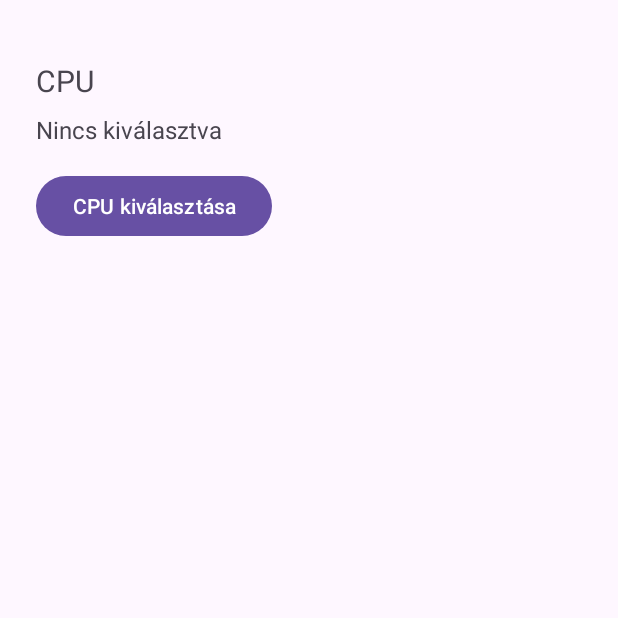
After one commit to Oti2999/MobilAndroid, an Android app: the SetupActivity screen opened directly, with no data from a screen before it, on a phone screen of 412 x 824 dp, the top half of it. The commit adds this screen. Run offline under Robolectric (Android 15) with nearby library versions, the phone set to English and light mode, and no system bars.

Commit message:
Setupactivity megjelenés, további activityk, adapterek és modellek létrehozása

```diff
--- /dev/null
+++ b/app/src/main/java/com/example/hf/activites/SetupActivity.java
@@ -0,0 +1,50 @@
+package com.example.hf.activites;
+
+import android.content.Intent;
+import android.os.Bundle;
+import android.widget.Button;
+import android.widget.TextView;
+
+import androidx.activity.EdgeToEdge;
+import androidx.activity.result.ActivityResultLauncher;
+import androidx.activity.result.contract.ActivityResultContracts;
+import androidx.appcompat.app.AppCompatActivity;
+import androidx.core.graphics.Insets;
+import androidx.core.view.ViewCompat;
+import androidx.core.view.WindowInsetsCompat;
+
+import com.example.hf.R;
+
+public class SetupActivity extends AppCompatActivity {
+
+    private TextView selectedCpuText;
+
+    private final ActivityResultLauncher<Intent> cpuResultLauncher =
+            registerForActivityResult(new ActivityResultContracts.StartActivityForResult(), result -> {
+                if (result.getResultCode() == RESULT_OK && result.getData() != null) {
+                    String cpuName = result.getData().getStringExtra("cpuName");
+                    selectedCpuText.setText(cpuName != null ? cpuName : "Nincs kiválasztva");
+                }
+            });
+
+    @Override
+    protected void onCreate(Bundle savedInstanceState) {
+        super.onCreate(savedInstanceState);
+        EdgeToEdge.enable(this);
+        setContentView(R.layout.activity_setup);
+
+        ViewCompat.setOnApplyWindowInsetsListener(findViewById(R.id.main), (v, insets) -> {
+            Insets systemBars = insets.getInsets(WindowInsetsCompat.Type.systemBars());
+            v.setPadding(systemBars.left, systemBars.top, systemBars.right, systemBars.bottom);
+            return insets;
+        });
+
+        selectedCpuText = findViewById(R.id.selectedCpuText);
+        Button selectCpuButton = findViewById(R.id.selectCpuButton);
+
+        selectCpuButton.setOnClickListener(v -> {
+            Intent intent = new Intent(SetupActivity.this, CpuParts.class);
+            cpuResultLauncher.launch(intent);
+        });
+    }
+}
--- /dev/null
+++ b/app/src/main/res/layout/activity_setup.xml
@@ -0,0 +1,40 @@
+<?xml version="1.0" encoding="utf-8"?>
+<androidx.constraintlayout.widget.ConstraintLayout xmlns:android="http://schemas.android.com/apk/res/android"
+    xmlns:app="http://schemas.android.com/apk/res-auto"
+    xmlns:tools="http://schemas.android.com/tools"
+    android:id="@+id/main"
+    android:layout_width="match_parent"
+    android:layout_height="match_parent"
+    tools:context=".activites.SetupActivity">
+
+    <TextView
+        android:id="@+id/cpuLabel"
+        android:layout_width="wrap_content"
+        android:layout_height="wrap_content"
+        android:text="CPU"
+        android:textSize="20sp"
+        app:layout_constraintTop_toTopOf="parent"
+        app:layout_constraintStart_toStartOf="parent"
+        android:layout_marginTop="40dp"
+        android:layout_marginStart="24dp" />
+    <TextView
+        android:id="@+id/selectedCpuText"
+        android:layout_width="wrap_content"
+        android:layout_height="wrap_content"
+        android:text="Nincs kiválasztva"
+        android:textSize="16sp"
+        app:layout_constraintTop_toBottomOf="@+id/cpuLabel"
+        app:layout_constraintStart_toStartOf="parent"
+        android:layout_marginTop="8dp"
+        android:layout_marginStart="24dp" />
+    <Button
+        android:id="@+id/selectCpuButton"
+        android:layout_width="wrap_content"
+        android:layout_height="wrap_content"
+        android:text="CPU kiválasztása"
+        app:layout_constraintTop_toBottomOf="@+id/selectedCpuText"
+        app:layout_constraintStart_toStartOf="parent"
+        android:layout_marginTop="16dp"
+        android:layout_marginStart="24dp" />
+
+</androidx.constraintlayout.widget.ConstraintLayout>
```
Also changed, not shown: app/src/main/AndroidManifest.xml (+12 -0 lines), app/src/main/java/com/example/hf/HomeActivity.java (+24 -1 lines), app/src/main/java/com/example/hf/activites/CompareActivity.java (added, +26 -0 lines), app/src/main/java/com/example/hf/activites/CpuParts.java (added, +76 -0 lines), app/src/main/java/com/example/hf/activites/MotherboardParts.java (added, +26 -0 lines), app/src/main/java/com/example/hf/adapters/CpuAdapter.java (added, +57 -0 lines), app/src/main/java/com/example/hf/models/CpuPart.java (added, +29 -0 lines), app/src/main/res/layout/activity_compare.xml (added, +10 -0 lines), app/src/main/res/layout/activity_cpu_parts.xml (added, +15 -0 lines), app/src/main/res/layout/activity_home.xml (+32 -76 lines), app/src/main/res/layout/activity_motherboard_parts.xml (added, +10 -0 lines).
